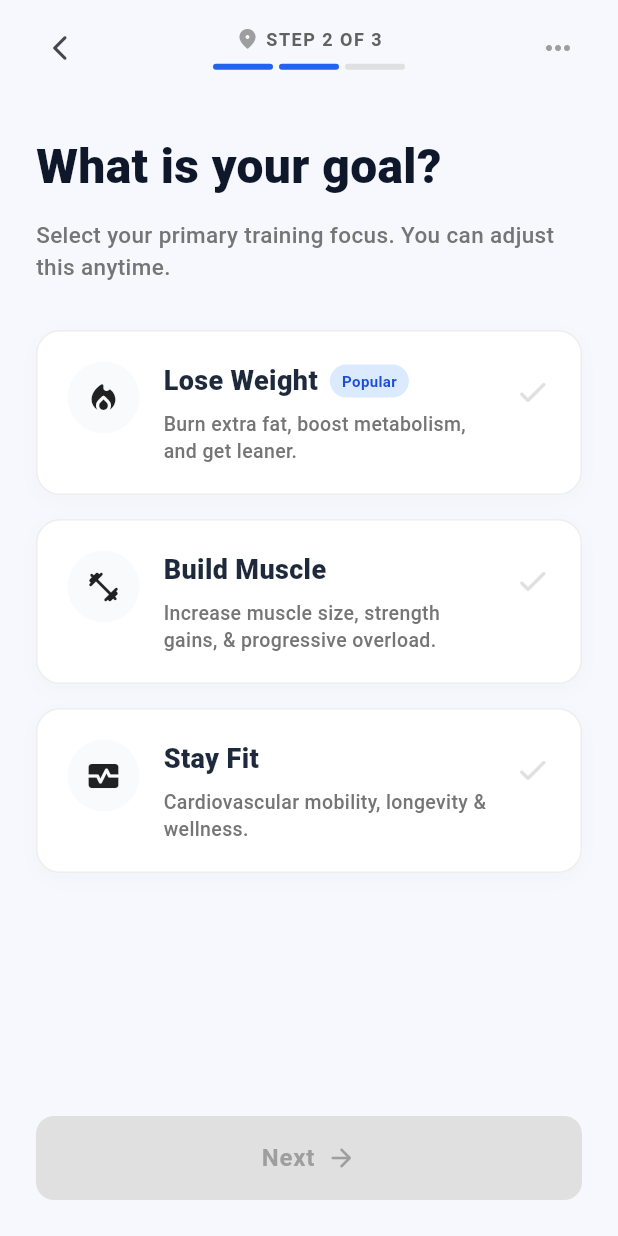
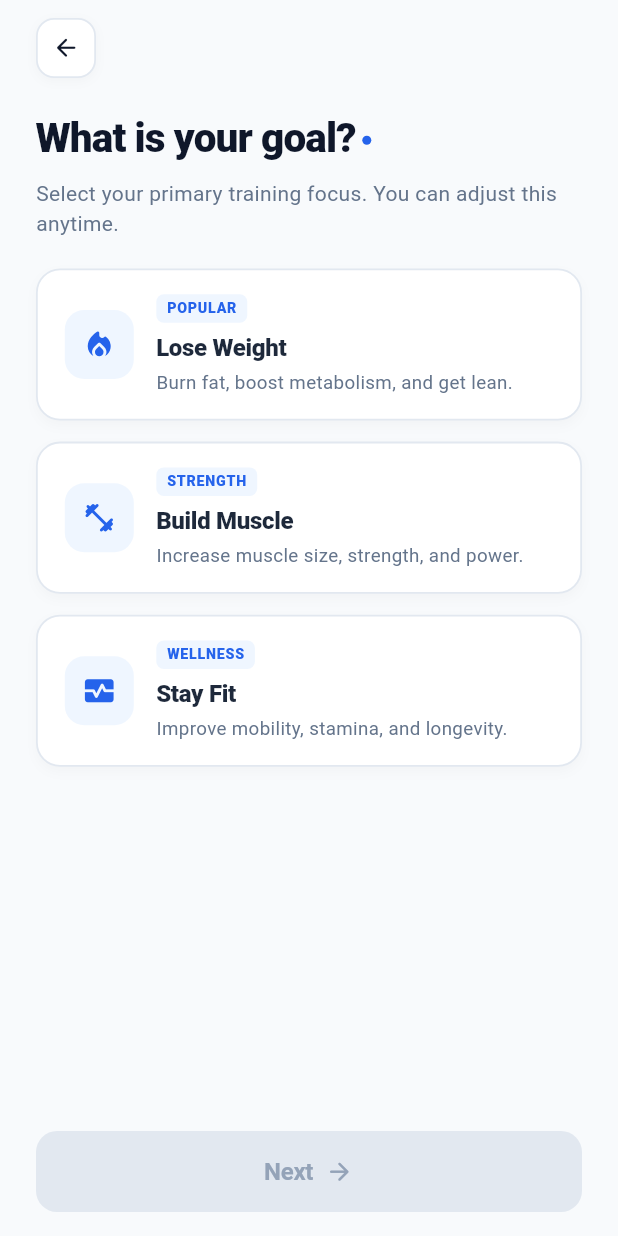
Before and after one commit to umeshanethmi/FitStart-Mobile-App, a Flutter app: the GoalSelectorScreen screen opened directly, on a phone screen of 412 x 824 dp. Run offline on Flutter 3.47's test engine with Material 3 defaults, Android fonts, the light colour scheme and no system bars; our stand-ins replace cloud_firestore, firebase_auth, firebase_core, google_sign_in; accounts and stored records are empty.

Commit message:
Clean up GoalSelectorScreen and PhysicalProfileScreen headers, remove step indicators, 3-dots menu, and checkmarks

```diff
--- a/lib/screens/goal_selector_screen.dart
+++ b/lib/screens/goal_selector_screen.dart
@@ -22,91 +22,106 @@ class _GoalSelectorScreenState extends State<GoalSelectorScreen> {
 
   @override
   Widget build(BuildContext context) {
+    const brandBlue = Color(0xFF2563EB);
+
     return Scaffold(
-      backgroundColor: const Color(0xFFF6F8FD),
+      backgroundColor: const Color(0xFFF8FAFC),
       body: SafeArea(
+        child: Center(
+          child: ConstrainedBox(
+            constraints: const BoxConstraints(maxWidth: 480),
             child: Column(
               crossAxisAlignment: CrossAxisAlignment.stretch,
               children: [
-            // Top Section
+                // Top Nav Row: Back Button
                 Padding(
-              padding: const EdgeInsets.symmetric(horizontal: 16.0, vertical: 8.0),
-              child: Row(
-                mainAxisAlignment: MainAxisAlignment.spaceBetween,
-                children: [
-                  IconButton(
-                    icon: const Icon(Icons.arrow_back_ios_new_rounded, size: 20),
-                    onPressed: () {
-                      if (Navigator.canPop(context)) Navigator.pop(context);
+                  padding: const EdgeInsets.symmetric(horizontal: 24.0, vertical: 12.0),
+                  child: Align(
+                    alignment: Alignment.centerLeft,
+                    child: GestureDetector(
+                      onTap: () {
+                        if (Navigator.canPop(context)) {
+                          Navigator.pop(context);
+                        }
                       },
+                      child: Container(
+                        width: 40,
+                        height: 40,
+                        decoration: BoxDecoration(
+                          color: Colors.white,
+                          borderRadius: BorderRadius.circular(12),
+                          border: Border.all(
+                            color: const Color(0xFFE2E8F0),
+                            width: 1.2,
                           ),
-                  Column(
+                          boxShadow: [
+                            BoxShadow(
+                              color: Colors.black.withValues(alpha: 0.03),
+                              blurRadius: 6,
+                              offset: const Offset(0, 2),
+                            ),
+                          ],
+                        ),
+                        child: const Center(
+                          child: Icon(
+                            Icons.arrow_back_rounded,
+                            size: 19,
+                            color: Color(0xFF0F172A),
+                          ),
+                        ),
+                      ),
+                    ),
+                  ),
+                ),
+
+                const SizedBox(height: 8),
+
+                // Title & Subtitle Section
+                Padding(
+                  padding: const EdgeInsets.symmetric(horizontal: 24.0),
+                  child: Column(
+                    crossAxisAlignment: CrossAxisAlignment.start,
                     children: [
                       Row(
+                        crossAxisAlignment: CrossAxisAlignment.center,
                         children: [
-                          const Icon(Icons.location_on_rounded, size: 16, color: Colors.grey),
-                          const SizedBox(width: 4),
-                          Text(
-                            'STEP 2 OF 3',
+                          const Text(
+                            'What is your goal?',
                             style: TextStyle(
-                              fontSize: 12,
-                              fontWeight: FontWeight.w700,
-                              color: Colors.grey.shade700,
-                              letterSpacing: 1.0,
+                              fontSize: 27,
+                              fontWeight: FontWeight.w800,
+                              color: Color(0xFF0F172A),
+                              letterSpacing: -0.6,
+                            ),
+                          ),
+                          Container(
+                            width: 6,
+                            height: 6,
+                            margin: const EdgeInsets.only(left: 4, top: 4),
+                            decoration: const BoxDecoration(
+                              color: brandBlue,
+                              shape: BoxShape.circle,
                             ),
                           ),
                         ],
                       ),
                       const SizedBox(height: 8),
-                      // Progress Bar
-                      Row(
-                        children: [
-                          Container(width: 40, height: 4, decoration: BoxDecoration(color: const Color(0xFF2563EB), borderRadius: BorderRadius.circular(2))),
-                          const SizedBox(width: 4),
-                          Container(width: 40, height: 4, decoration: BoxDecoration(color: const Color(0xFF2563EB), borderRadius: BorderRadius.circular(2))),
-                          const SizedBox(width: 4),
-                          Container(width: 40, height: 4, decoration: BoxDecoration(color: Colors.grey.shade300, borderRadius: BorderRadius.circular(2))),
-                        ],
-                      ),
-                    ],
-                  ),
-                  IconButton(
-                    icon: const Icon(Icons.more_horiz_rounded, size: 24, color: Colors.grey),
-                    onPressed: () {},
-                  ),
-                ],
-              ),
-            ),
-            const SizedBox(height: 24),
-
-            Padding(
-              padding: const EdgeInsets.symmetric(horizontal: 24.0),
-              child: Column(
-                crossAxisAlignment: CrossAxisAlignment.start,
-                children: [
                       const Text(
-                    'What is your goal?',
-                    style: TextStyle(
-                      fontSize: 32,
-                      fontWeight: FontWeight.w800,
-                      color: Color(0xFF0F172A),
-                    ),
-                  ),
-                  const SizedBox(height: 12),
-                  Text(
                         'Select your primary training focus. You can adjust this anytime.',
                         style: TextStyle(
-                      fontSize: 15,
-                      color: Colors.grey.shade600,
-                      height: 1.4,
-                      fontWeight: FontWeight.w500,
+                          fontSize: 14,
+                          color: Color(0xFF64748B),
+                          height: 1.45,
+                          fontWeight: FontWeight.w400,
                         ),
                       ),
                     ],
                   ),
                 ),
-            const SizedBox(height: 32),
 
+                const SizedBox(height: 20),
+
+                // Goals List
                 Expanded(
                   child: ListView(
                     physics: const BouncingScrollPhysics(),
@@ -114,52 +129,44 @@ class _GoalSelectorScreenState extends State<GoalSelectorScreen> {
                     children: [
                       _buildGoalCard(
                         title: 'Lose Weight',
-                    description: 'Burn extra fat, boost metabolism, and get leaner.',
+                        badgeText: 'POPULAR',
+                        description: 'Burn fat, boost metabolism, and get lean.',
                         icon: Icons.local_fire_department_rounded,
-                    isPopular: true,
+                      ),
+                      const SizedBox(height: 14),
+                      _buildGoalCard(
+                        title: 'Build Muscle',
+                        badgeText: 'STRENGTH',
+                        description: 'Increase muscle size, strength, and power.',
+                        icon: Icons.fitness_center_rounded,
+                      ),
+                      const SizedBox(height: 14),
+                      _buildGoalCard(
+                        title: 'Stay Fit',
+                        badgeText: 'WELLNESS',
+                        description: 'Improve mobility, stamina, and longevity.',
+                        icon: Icons.monitor_heart_rounded,
                       ),
                       const SizedBox(height: 16),
-                  _buildGoalCard(
-                    title: 'Build Muscle',
-                    description: 'Increase muscle size, strength gains, & progressive overload.',
-                    icon: Icons.fitness_center_rounded,
-                  ),
-                  const SizedBox(height: 16),
-                  _buildGoalCard(
-                    title: 'Stay Fit',
-                    description: 'Cardiovascular mobility, longevity & wellness.',
-                    icon: Icons.monitor_heart_rounded,
-                  ),
                     ],
                   ),
                 ),
 
-            // Bottom Next Button
+                // Bottom Action Button
                 Padding(
-              padding: const EdgeInsets.all(24.0),
-              child: Container(
-                height: 56,
-                decoration: BoxDecoration(
-                  borderRadius: BorderRadius.circular(12),
-                  boxShadow: _selectedGoal != null
-                      ? [
-                          BoxShadow(
-                            color: const Color(0xFF2563EB).withOpacity(0.25),
-                            blurRadius: 12,
-                            offset: const Offset(0, 4),
-                          )
-                        ]
-                      : [],
-                ),
+                  padding: const EdgeInsets.symmetric(horizontal: 24.0, vertical: 16.0),
+                  child: SizedBox(
+                    height: 54,
                     child: ElevatedButton(
                       onPressed: _selectedGoal != null ? _navigateToNext : null,
                       style: ElevatedButton.styleFrom(
-                    backgroundColor: const Color(0xFF2563EB),
-                    disabledBackgroundColor: Colors.grey.shade300,
+                        backgroundColor: brandBlue,
+                        disabledBackgroundColor: const Color(0xFFE2E8F0),
+                        elevation: _selectedGoal != null ? 4 : 0,
+                        shadowColor: brandBlue.withValues(alpha: 0.35),
                         shape: RoundedRectangleBorder(
-                      borderRadius: BorderRadius.circular(12),
+                          borderRadius: BorderRadius.circular(14),
                         ),
-                    elevation: 0,
                       ),
                       child: Row(
                         mainAxisAlignment: MainAxisAlignment.center,
@@ -169,15 +176,15 @@ class _GoalSelectorScreenState extends State<GoalSelectorScreen> {
                             style: TextStyle(
                               fontSize: 16,
                               fontWeight: FontWeight.w700,
-                          color: _selectedGoal != null ? Colors.white : Colors.grey.shade500,
-                          letterSpacing: 0.5,
+                              color: _selectedGoal != null ? Colors.white : const Color(0xFF94A3B8),
+                              letterSpacing: -0.2,
                             ),
                           ),
                           const SizedBox(width: 8),
                           Icon(
                             Icons.arrow_forward_rounded,
-                        color: _selectedGoal != null ? Colors.white : Colors.grey.shade500,
-                        size: 20,
+                            size: 19,
+                            color: _selectedGoal != null ? Colors.white : const Color(0xFF94A3B8),
                           ),
                         ],
                       ),
@@ -187,111 +194,112 @@ class _GoalSelectorScreenState extends State<GoalSelectorScreen> {
               ],
             ),
           ),
+        ),
+      ),
     );
   }
 
   Widget _buildGoalCard({
     required String title,
+    required String badgeText,
     required String description,
     required IconData icon,
-    bool isPopular = false,
   }) {
     final isSelected = _selectedGoal == title;
+    const brandBlue = Color(0xFF2563EB);
 
     return GestureDetector(
       onTap: () => setState(() => _selectedGoal = title),
       child: AnimatedContainer(
-        duration: const Duration(milliseconds: 200),
-        padding: const EdgeInsets.all(20),
+        duration: const Duration(milliseconds: 180),
+        curve: Curves.easeInOut,
+        padding: const EdgeInsets.symmetric(horizontal: 18, vertical: 16),
         decoration: BoxDecoration(
-          color: isSelected ? const Color(0xFFF0F5FF) : Colors.white, // Very light blue if selected
+          color: isSelected ? const Color(0xFFF0F5FF) : Colors.white,
           borderRadius: BorderRadius.circular(16),
           border: Border.all(
-            color: isSelected ? const Color(0xFF2563EB) : Colors.grey.shade200,
-            width: isSelected ? 2 : 1,
+            color: isSelected ? brandBlue : const Color(0xFFE2E8F0),
+            width: isSelected ? 2 : 1.2,
           ),
           boxShadow: [
-            if (!isSelected)
             BoxShadow(
-                color: Colors.black.withOpacity(0.02),
-                blurRadius: 10,
-                offset: const Offset(0, 4),
+              color: isSelected
+                  ? brandBlue.withValues(alpha: 0.12)
+                  : Colors.black.withValues(alpha: 0.025),
+              blurRadius: isSelected ? 12 : 6,
+              offset: const Offset(0, 3),
             ),
           ],
         ),
         child: Row(
-          crossAxisAlignment: CrossAxisAlignment.start,
+          crossAxisAlignment: CrossAxisAlignment.center,
           children: [
-            // Icon
-            Container(
-              padding: const EdgeInsets.all(12),
+            // Icon Container
+            AnimatedContainer(
+              duration: const Duration(milliseconds: 180),
+              width: 46,
+              height: 46,
               decoration: BoxDecoration(
-                color: isSelected ? const Color(0xFF2563EB) : const Color(0xFFF8FAFC),
-                shape: BoxShape.circle,
+                color: isSelected ? brandBlue : const Color(0xFFEFF6FF),
+                borderRadius: BorderRadius.circular(13),
               ),
+              child: Center(
                 child: Icon(
                   icon,
-                color: isSelected ? Colors.white : Colors.black87,
-                size: 24,
+                  color: isSelected ? Colors.white : brandBlue,
+                  size: 23,
                 ),
               ),
-            const SizedBox(width: 16),
-            // Texts
+            ),
+            const SizedBox(width: 15),
+
+            // Text Info
             Expanded(
               child: Column(
                 crossAxisAlignment: CrossAxisAlignment.start,
                 children: [
-                  Row(
-                    children: [
+                  // Subtle Tag Badge
+                  Container(
+                    padding: const EdgeInsets.symmetric(horizontal: 7, vertical: 2.5),
+                    decoration: BoxDecoration(
+                      color: const Color(0xFFEFF6FF),
+                      borderRadius: BorderRadius.circular(5),
+                    ),
+                    child: const Text(
+                      badgeText,
+                      style: TextStyle(
+                        fontSize: 9.5,
+                        fontWeight: FontWeight.w800,
+                        color: brandBlue,
+                        letterSpacing: 0.5,
+                      ),
+                    ),
+                  ),
+                  const SizedBox(height: 5),
+
+                  // Title
                   Text(
                     title,
                     style: TextStyle(
-                          fontSize: 18,
+                      fontSize: 16,
                       fontWeight: FontWeight.w800,
                       color: isSelected ? const Color(0xFF0F172A) : const Color(0xFF1E293B),
+                      letterSpacing: -0.2,
                     ),
                   ),
-                      if (isPopular) ...[
-                        const SizedBox(width: 8),
-                        Container(
-                          padding: const EdgeInsets.symmetric(horizontal: 8, vertical: 4),
-                          decoration: BoxDecoration(
-                            color: const Color(0xFFDBEAFE),
-                            borderRadius: BorderRadius.circular(12),
-                          ),
-                          child: const Text(
-                            'Popular',
-                            style: TextStyle(
-                              color: Color(0xFF1D4ED8),
-                              fontSize: 10,
-                              fontWeight: FontWeight.w700,
-                            ),
-                          ),
-                        ),
-                      ]
-                    ],
-                  ),
-                  const SizedBox(height: 6),
+                  const SizedBox(height: 3),
+
+                  // Description
                   Text(
                     description,
-                    style: TextStyle(
-                      fontSize: 13,
-                      color: Colors.grey.shade600,
-                      height: 1.4,
-                      fontWeight: FontWeight.w500,
+                    style: const TextStyle(
+                      fontSize: 12.5,
+                      color: Color(0xFF64748B),
+                      height: 1.35,
+                      fontWeight: FontWeight.w400,
                     ),
                   ),
                 ],
-              ),
-            ),
-            const SizedBox(width: 12),
-            // Checkmark
-            Container(
-              margin: const EdgeInsets.only(top: 8),
-              child: Icon(
-                isSelected ? Icons.check_circle_rounded : Icons.check_rounded,
-                color: isSelected ? const Color(0xFF2563EB) : Colors.grey.shade300,
-                size: 24,
               ),
             ),
           ],
--- a/lib/screens/physical_profile_screen.dart
+++ b/lib/screens/physical_profile_screen.dart
@@ -76,50 +76,44 @@ class _PhysicalProfileScreenState extends State<PhysicalProfileScreen> {
         child: Column(
           crossAxisAlignment: CrossAxisAlignment.stretch,
           children: [
-            // Top Section
+            // Top Nav Row: Back Button
             Padding(
-              padding: const EdgeInsets.symmetric(horizontal: 16.0, vertical: 8.0),
-              child: Row(
-                mainAxisAlignment: MainAxisAlignment.spaceBetween,
-                children: [
-                  IconButton(
-                    icon: const Icon(Icons.arrow_back_ios_new_rounded, size: 20),
-                    onPressed: () {
-                      if (Navigator.canPop(context)) Navigator.pop(context);
+              padding: const EdgeInsets.symmetric(horizontal: 24.0, vertical: 12.0),
+              child: Align(
+                alignment: Alignment.centerLeft,
+                child: GestureDetector(
+                  onTap: () {
+                    if (Navigator.canPop(context)) {
+                      Navigator.pop(context);
+                    }
                   },
+                  child: Container(
+                    width: 40,
+                    height: 40,
+                    decoration: BoxDecoration(
+                      color: Colors.white,
+                      borderRadius: BorderRadius.circular(12),
+                      border: Border.all(
+                        color: const Color(0xFFE2E8F0),
+                        width: 1.2,
                       ),
-                  Column(
-                    children: [
-                      Row(
-                        children: [
-                          const Icon(Icons.location_on_rounded, size: 16, color: Colors.grey),
-                          const SizedBox(width: 4),
-                          Text(
-                            'STEP 3 OF 3',
-                            style: TextStyle(
-                              fontSize: 12,
-                              fontWeight: FontWeight.w700,
-                              color: Colors.grey.shade700,
-                              letterSpacing: 1.0,
-                            ),
+                      boxShadow: [
+                        BoxShadow(
+                          color: Colors.black.withValues(alpha: 0.03),
+                          blurRadius: 6,
+                          offset: const Offset(0, 2),
                         ),
                       ],
                     ),
-                      const SizedBox(height: 8),
-                      // Progress Bar
-                      Row(
-                        children: [
-                          Container(width: 40, height: 4, decoration: BoxDecoration(color: const Color(0xFF2563EB), borderRadius: BorderRadius.circular(2))),
-                          const SizedBox(width: 4),
-                          Container(width: 40, height: 4, decoration: BoxDecoration(color: const Color(0xFF2563EB), borderRadius: BorderRadius.circular(2))),
-                          const SizedBox(width: 4),
-                          Container(width: 40, height: 4, decoration: BoxDecoration(color: const Color(0xFF2563EB), borderRadius: BorderRadius.circular(2))),
-                        ],
+                    child: const Center(
+                      child: Icon(
+                        Icons.arrow_back_rounded,
+                        size: 19,
+                        color: Color(0xFF0F172A),
                       ),
-                    ],
                     ),
-                  const SizedBox(width: 48), // Balance
-                ],
+                  ),
+                ),
               ),
             ),
             const SizedBox(height: 24),
```
Lines whose indentation alone changed are shown as unchanged.
